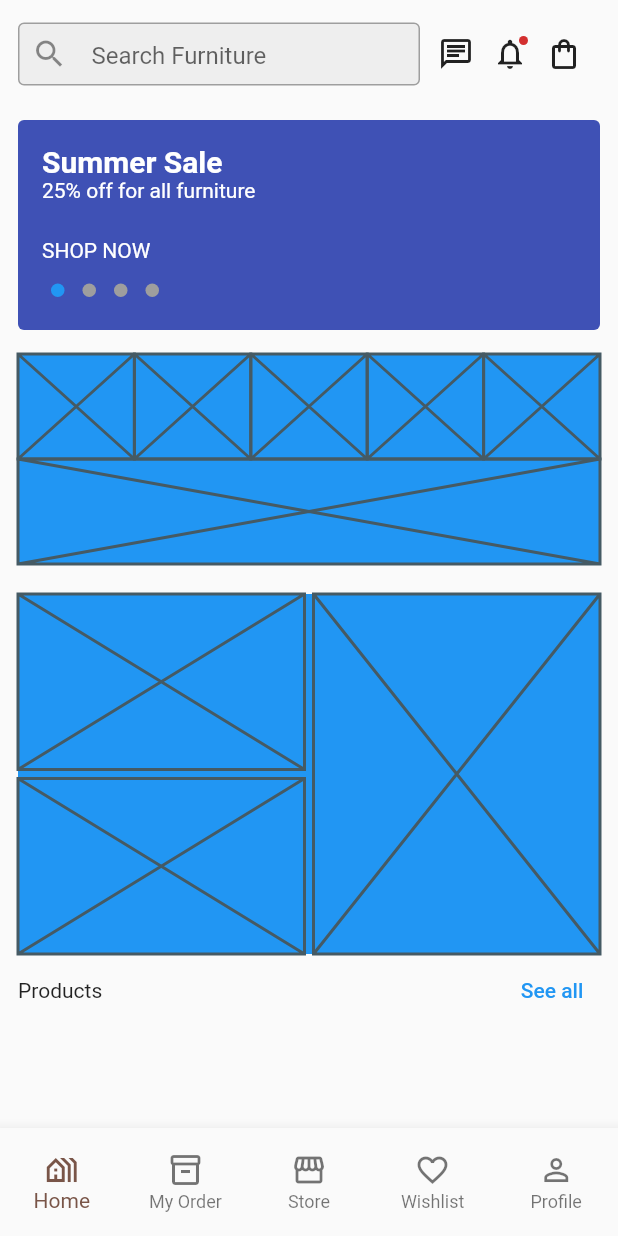
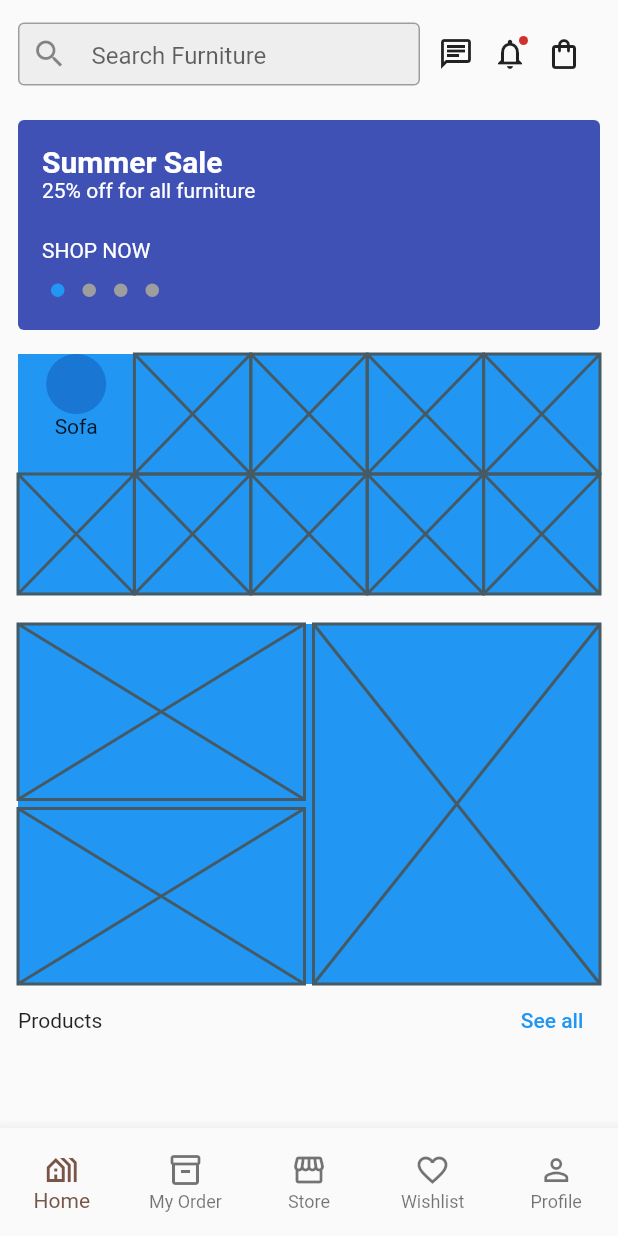
Before and after one commit to JAICHANGPARK/flutter_notebook_chapter_30, a Flutter app: the FurnitureMainPage screen opened directly, on a phone screen of 412 x 824 dp. Run offline on Flutter 3.47's test engine with Material 2 defaults, Android fonts, the phone set to English and light mode, and no system bars; drawn by our look-alikes of dots_indicator.

Commit message:
Update furniture_main_page.dart

```diff
--- a/lib/ep1505_furniture_store_app/view/furniture_main_page.dart
+++ b/lib/ep1505_furniture_store_app/view/furniture_main_page.dart
@@ -107,13 +107,30 @@ class _FurnitureMainPageState extends State<FurnitureMainPage> {
                       ),
                       Container(
                         margin: const EdgeInsets.symmetric(vertical: 8),
-                        height: 140,
+                        height: 160,
                         decoration: const BoxDecoration(
                           color: Colors.blue,
                         ),
                         child: Column(
                           children: [
-                            Expanded(child: Row(
+                            Expanded(
+                              child: Row(
+                                children: [
+                                  Expanded(child: Column(
+                                    children: [
+                                      CircleAvatar(),
+                                      Text("Sofa")
+                                    ],
+                                  )),
+                                  Expanded(child: Placeholder()),
+                                  Expanded(child: Placeholder()),
+                                  Expanded(child: Placeholder()),
+                                  Expanded(child: Placeholder()),
+                                ],
+                              ),
+                            ),
+                            Expanded(
+                              child: Row(
                                 children: [
                                   Expanded(child: Placeholder()),
                                   Expanded(child: Placeholder()),
@@ -121,8 +138,8 @@ class _FurnitureMainPageState extends State<FurnitureMainPage> {
                                   Expanded(child: Placeholder()),
                                   Expanded(child: Placeholder()),
                                 ],
-                            )),
-                            Expanded(child: Placeholder()),
+                              ),
+                            ),
                           ],
                         ),
                       ),
```
Lines whose indentation alone changed are shown as unchanged.
